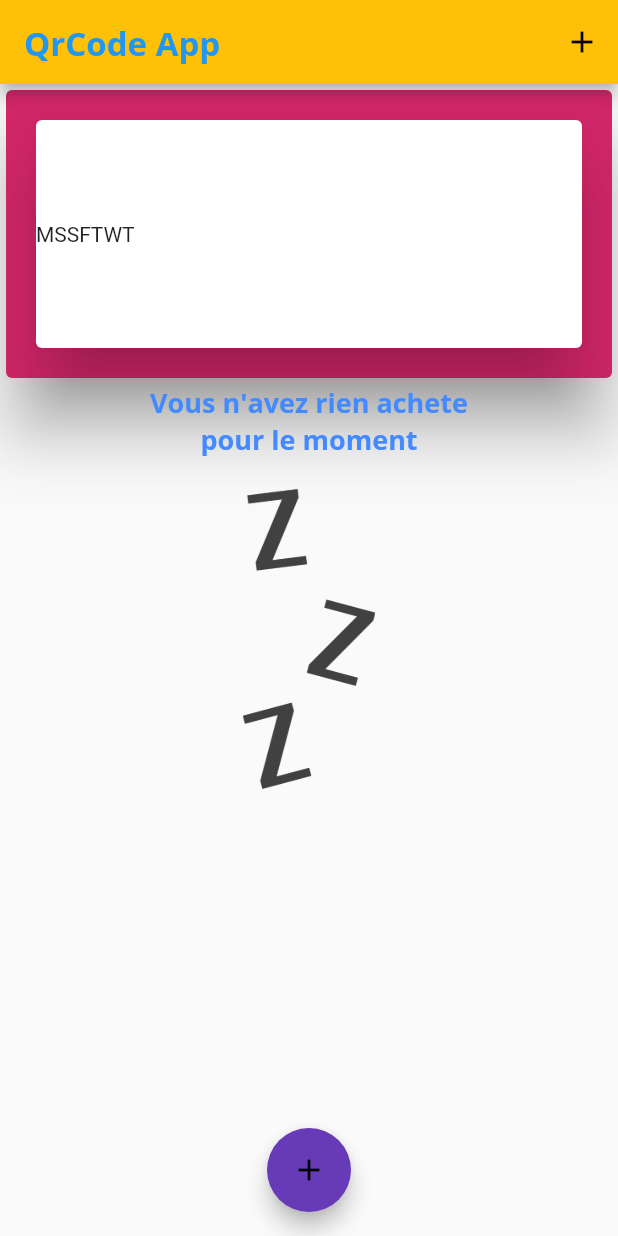
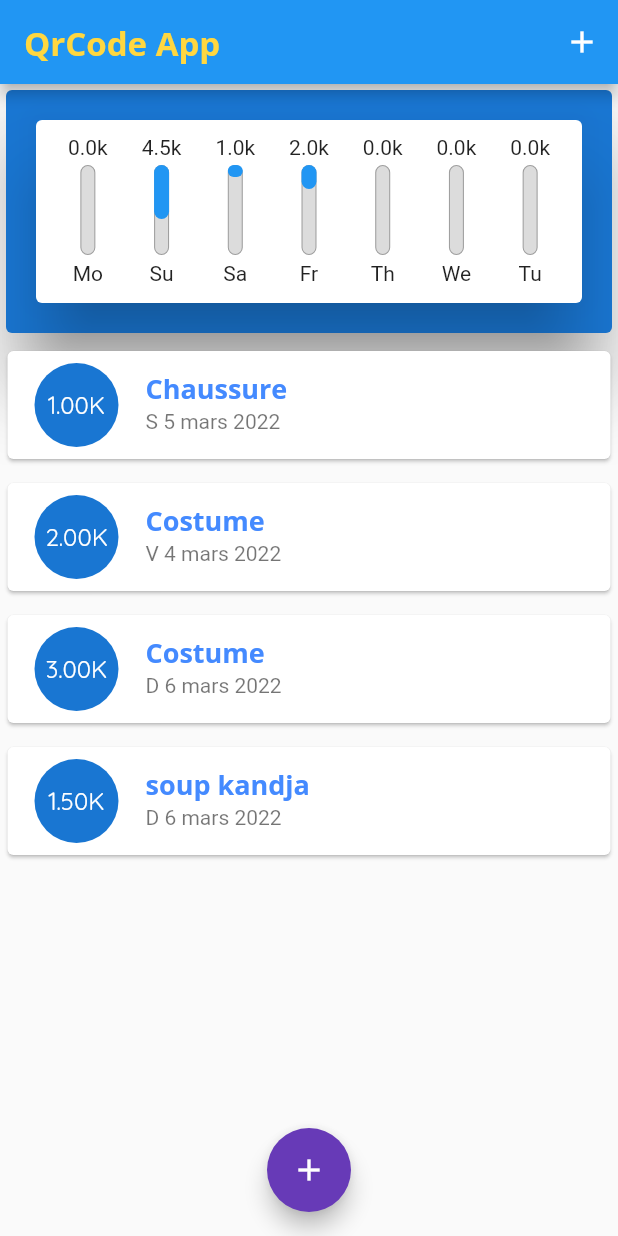
Before and after one commit to fayeyoussou/flutter_learn, a Flutter app: the screen it shows after launch, on a phone screen of 412 x 824 dp. Run offline on Flutter 3.47's test engine with Material 2 defaults, Android fonts, the phone set to English and light mode, and no system bars; missing offline and left inert: ai_barcode.

Commit message:
04_Widget/14_widgets

```diff
--- a/expense_app/lib/main.dart
+++ b/expense_app/lib/main.dart
@@ -3,8 +3,6 @@ import 'package:expense_app/widgets/new_transaction.dart';
 import 'package:expense_app/widgets/transaction_list.dart';
 
 import 'package:flutter/material.dart';
-import 'package:intl/intl.dart';
-import 'package:intl/date_symbol_data_local.dart';
 
 import 'models/transaction.dart';
 
@@ -16,9 +14,9 @@ class MyApp extends StatelessWidget {
   Widget build(BuildContext context) {
     return MaterialApp(
       theme: ThemeData(
-          colorScheme: ColorScheme.fromSwatch(primarySwatch: Colors.amber)
+          colorScheme: ColorScheme.fromSwatch(primarySwatch: Colors.blue)
               .copyWith(secondary: Colors.deepPurple)
-              .copyWith(tertiary: Colors.blue),
+              .copyWith(tertiary: Colors.amber),
           fontFamily: 'Quicksand',
           textTheme: ThemeData.light().textTheme.copyWith(
               bodyText1: const TextStyle(
@@ -31,7 +29,7 @@ class MyApp extends StatelessWidget {
                   fontFamily: 'OpenSans',
                   fontSize: 22,
                   fontWeight: FontWeight.bold,
-                  color: Colors.blue))),
+                  color: Colors.amberAccent))),
       title: 'Expense',
       home: MyHomePage(),
     );
@@ -49,9 +47,18 @@ class _MyHomePageState extends State<MyHomePage> {
 
   final amountController = TextEditingController();
   final List<Transaction> _userTransactions = [
-    // Transaction(
-    //     id: 'T1', title: 'Chaussure', amount: 1000, date: DateTime.now()),
-    // Transaction(id: 'T2', title: 'Costume', amount: 2000, date: DateTime.now())
+    Transaction(
+        id: 'T1', title: 'Chaussure', amount: 1000, date: DateTime.now().subtract(Duration(days: 2))
+        ),
+    Transaction(
+      id: 'T2', title: 'Costume', amount: 2000, date: DateTime.now().subtract(Duration(days: 3))
+      ),
+      Transaction(
+      id: 'T2', title: 'Costume', amount: 3000, date: DateTime.now().subtract(Duration(days: 1))
+      ),
+      Transaction(
+      id: 'T2', title: 'soup kandja', amount: 1500, date: DateTime.now().subtract(Duration(days: 1))
+      )
   ];
   void _addNew(String txTitle, double txAmount) {
     final newTx = Transaction(
@@ -100,9 +107,9 @@ class _MyHomePageState extends State<MyHomePage> {
           children: [
             Container(
               width: double.infinity,
-              height: 200,
+              height: 170,
               child: Card(
-                color: const Color.fromARGB(255, 209, 38, 104),
+                color: Theme.of(context).primaryColorDark,
                 child: Chart(_recentTransactions),
                 elevation: 20,
               ),
--- a/expense_app/lib/widgets/chart.dart
+++ b/expense_app/lib/widgets/chart.dart
@@ -1,8 +1,8 @@
 import 'package:expense_app/models/chartVal.dart';
 import 'package:expense_app/models/transaction.dart';
+import 'package:expense_app/widgets/chart_bar.dart';
 import 'package:flutter/material.dart';
 import 'package:intl/intl.dart';
-
 
 class Chart extends StatelessWidget {
   final List<Transaction> recentTransactions;
@@ -20,22 +20,34 @@ class Chart extends StatelessWidget {
           totalSum += recentTransactions[i].amount;
         }
       }
-      return ChartValue(DateFormat.E().format(weekDay).substring(0,1), totalSum);
+      return ChartValue(
+          DateFormat.E().format(weekDay).substring(0, 2), totalSum);
       // return {'day': DateFormat.E().format(weekDay), 'amount': totalSum};
+    });
+  }
+
+  double get depMax {
+    return TransVal.fold(0.0, (sum, element) {
+      return sum + element.amount;
     });
   }
 
   @override
   Widget build(BuildContext context) {
-    print(TransVal);
+    // print('value is $ca');
     return Card(
-
       elevation: 20,
       margin: EdgeInsets.all(20),
-      child: Row(
-        children: TransVal.map((e) {
-          return Text(e.day);
-        }).toList(),
+      child: Container(
+        padding: EdgeInsets.all(10),
+        child: Row(
+          mainAxisAlignment: MainAxisAlignment.spaceAround,
+          children: TransVal.map((e) {
+            return Flexible(
+              fit: FlexFit.tight,
+              child: ChartBar(e, depMax == 0 ? 0.0 : e.amount / depMax));
+          }).toList(),
+        ),
       ),
     );
   }
--- a/expense_app/lib/widgets/chart_bar.dart
+++ b/expense_app/lib/widgets/chart_bar.dart
@@ -4,13 +4,15 @@ import 'package:flutter/material.dart';
 class ChartBar extends StatelessWidget {
   // const ChartBar({Key? key}) : super(key: key);
   final ChartValue chart;
+  // final String day;
   final double spendpourcentage;
   ChartBar(this.chart, this.spendpourcentage);
   @override
   Widget build(BuildContext context) {
+    // return Text(chart.toString()+'/ '+day+'/ '+spendpourcentage.toString() );
     return Column(
       children: [
-        Text('${chart.amount.toString()} F'),
+        FittedBox(child: Text('${((chart.amount)/1000).toStringAsFixed(1)}k')),
         SizedBox(height: 4),
         Container(
             height: 60,
--- a/expense_app/lib/widgets/new_transaction.dart
+++ b/expense_app/lib/widgets/new_transaction.dart
@@ -1,4 +1,6 @@
 import 'package:flutter/material.dart';
+import 'package:ai_barcode/ai_barcode.dart';
+
 
 class NewTransaction extends StatefulWidget {
   //const New_transaction({Key? key}) : super(key: key);
--- a/expense_app/lib/widgets/transaction_list.dart
+++ b/expense_app/lib/widgets/transaction_list.dart
@@ -12,58 +12,83 @@ class TransactionList extends StatelessWidget {
   Widget build(BuildContext context) {
     initializeDateFormatting();
     return Container(
-      height: 300,
+      height: 350,
       child: transactions.isEmpty
           ? Column(
-            crossAxisAlignment: CrossAxisAlignment.center,
+              crossAxisAlignment: CrossAxisAlignment.center,
               children: [
                 Text(
                   'Vous n\'avez rien achete \npour le moment',
-                  style: Theme.of(context).textTheme.bodyText1,textAlign: TextAlign.center,
+                  style: Theme.of(context).textTheme.bodyText1,
+                  textAlign: TextAlign.center,
                 ),
-                SizedBox(height: 20,),
+                SizedBox(
+                  height: 20,
+                ),
                 Container(
-                  height: 200,
-                  child: Image.asset('assets/images/waiting.png',fit: BoxFit.cover,))
+                    height: 200,
+                    child: Image.asset(
+                      'assets/images/waiting.png',
+                      fit: BoxFit.cover,
+                    ))
               ],
             )
           : ListView.builder(
               itemBuilder: (context, index) {
                 return Card(
-                  elevation: 10,
-                  child: Row(
-                    children: [
-                      Container(
-                        padding: EdgeInsets.all(10),
-                        margin:
-                            EdgeInsets.symmetric(vertical: 10, horizontal: 15),
-                        decoration: BoxDecoration(
-                            borderRadius: BorderRadius.circular(10),
-                            border: Border.all(color: Colors.purple, width: 3),
-                            color: Colors.cyan),
-                        child: Text(
-                          '${transactions[index].amount.toInt()} F',
-                          style: TextStyle(
-                              fontWeight: FontWeight.bold,
-                              fontSize: 20,
-                              color: Theme.of(context).primaryColorDark),
-                        ),
-                      ),
-                      Column(
-                        crossAxisAlignment: CrossAxisAlignment.start,
-                        children: [
-                          Text(transactions[index].title,
-                              style: Theme.of(context).textTheme.bodyText1),
-                          Text(
-                            DateFormat('EEEEE d MMM yyyy', 'fr')
-                                .format(transactions[index].date),
-                            style: TextStyle(color: Colors.grey, fontSize: 10),
-                          )
-                        ],
-                      )
-                    ],
+                  margin: EdgeInsets.symmetric(
+                    vertical: 8,
+                    horizontal: 5
+                  ),
+                  child: ListTile(
+                    leading: CircleAvatar(
+                      radius: 30,
+                      child: Padding(
+                          padding: EdgeInsets.all(5),
+                          child: FittedBox(
+                              child: Text(
+                                  '${(transactions[index].amount / 1000).toStringAsFixed(2)}K'))),
+                    ),
+                    title: Text(transactions[index].title,style: Theme.of(context).textTheme.bodyText1,),
+                    subtitle: Text( DateFormat('EEEEE d MMM yyyy', 'fr')
+                                     .format(transactions[index].date),),
                   ),
                 );
+                //   return Card(
+                //     elevation: 10,
+                //     child: Row(
+                //       children: [
+                //         Container(
+                //           padding: EdgeInsets.all(10),
+                //           margin:
+                //               EdgeInsets.symmetric(vertical: 10, horizontal: 15),
+                //           decoration: BoxDecoration(
+                //               borderRadius: BorderRadius.circular(10),
+                //               border: Border.all(color: Colors.purple, width: 3),
+                //               color: Colors.cyan),
+                //           child: Text(
+                //             '${transactions[index].amount.toInt()} F',
+                //             style: TextStyle(
+                //                 fontWeight: FontWeight.bold,
+                //                 fontSize: 20,
+                //                 color: Theme.of(context).primaryColorDark),
+                //           ),
+                //         ),
+                //         Column(
+                //           crossAxisAlignment: CrossAxisAlignment.start,
+                //           children: [
+                //             Text(transactions[index].title,
+                //                 style: Theme.of(context).textTheme.bodyText1),
+                //             Text(
+                //               DateFormat('EEEEE d MMM yyyy', 'fr')
+                //                   .format(transactions[index].date),
+                //               style: TextStyle(color: Colors.grey, fontSize: 10),
+                //             )
+                //           ],
+                //         )
+                //       ],
+                //     ),
+                //   );
               },
               itemCount: transactions.length,
             ),
--- a/expense_app/pubspec.yaml
+++ b/expense_app/pubspec.yaml
@@ -35,6 +35,10 @@ dependencies:
   # Use with the CupertinoIcons class for iOS style icons.
   cupertino_icons: ^1.0.2
   intl: ^0.17.0
+  ai_barcode: ^3.0.1
+
+
+
 
 dev_dependencies:
   flutter_test:
```
Also changed, not shown: expense_app/assets/images/Quicksand-Light.ttf (renamed from expense_app/assets/fonts/Quicksand-Light.ttf), expense_app/pubspec.lock, 8 other files.
